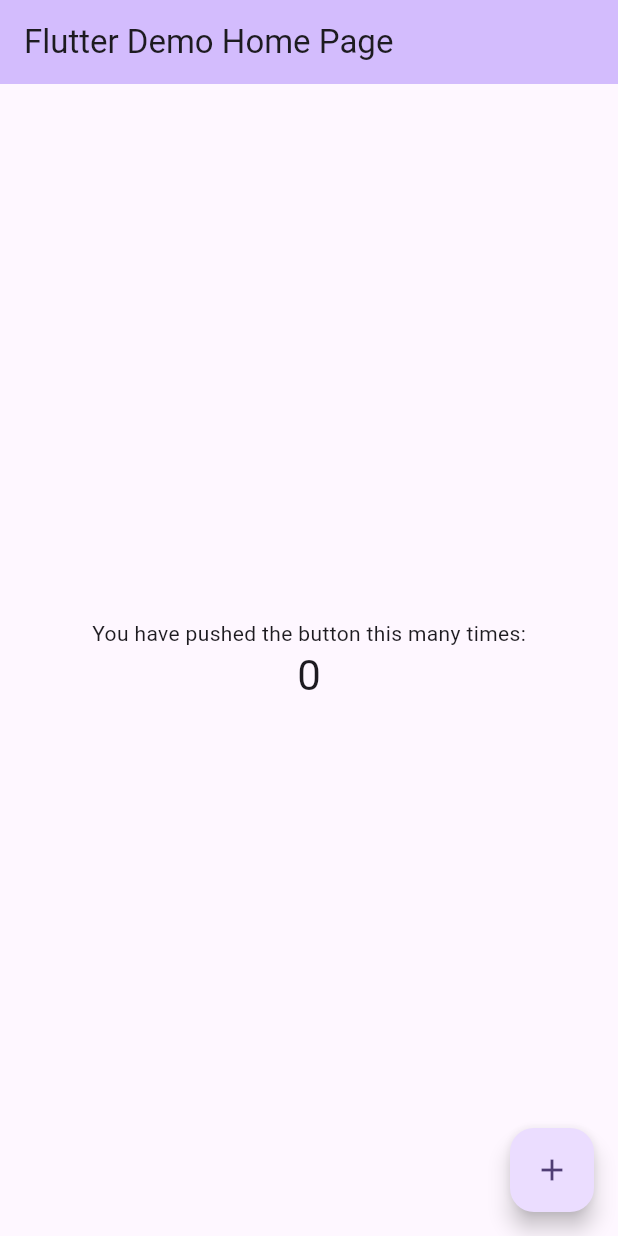
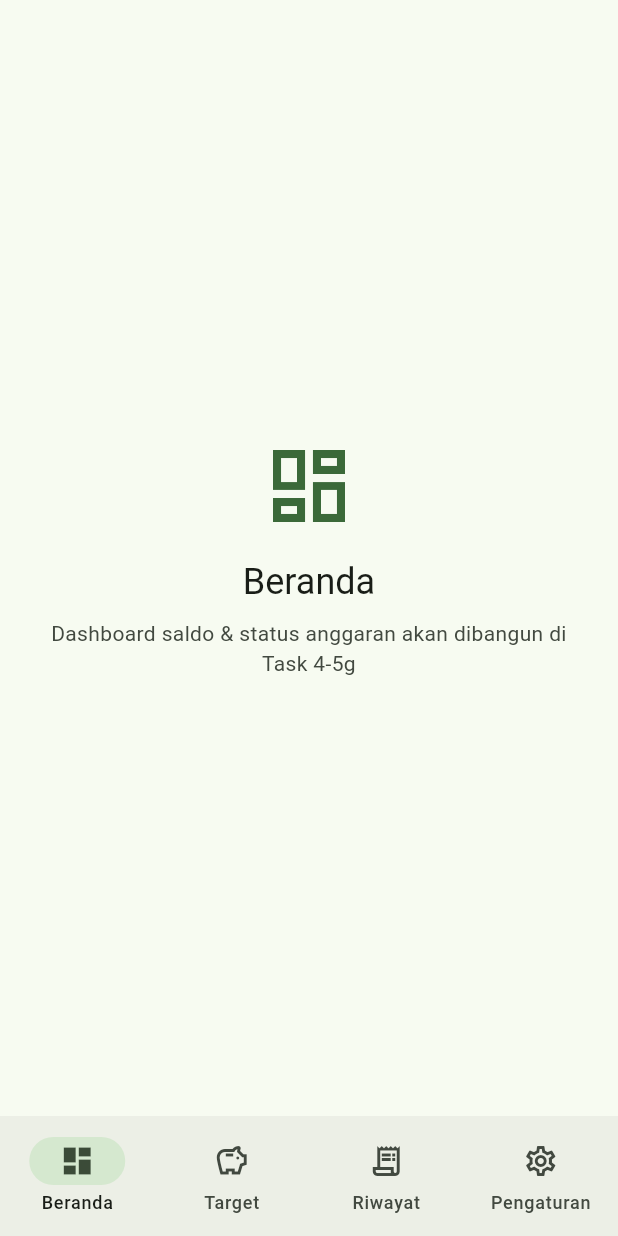
Before and after one commit to andrest1101/money-tracker, a Flutter app: the screen it shows after launch, on a phone screen of 412 x 824 dp. Run offline on Flutter 3.47's test engine with Material 3 defaults, Android fonts, the phone set to English and light mode, and no system bars; our stand-ins replace cloud_firestore, firebase_core, flutter_riverpod; accounts and stored records are empty.

Commit message:
feat: add app shell with material 3 navigation bar

```diff
--- /dev/null
+++ b/lib/core/navigation/app_shell.dart
@@ -0,0 +1,104 @@
+import 'package:flutter/material.dart';
+
+class AppShell extends StatefulWidget {
+  const AppShell({super.key});
+
+  @override
+  State<AppShell> createState() => _AppShellState();
+}
+
+class _AppShellState extends State<AppShell> {
+  int _currentIndex = 0;
+
+  static const List<Widget> _pages = [
+    _TabPlaceholder(
+      icon: Icons.dashboard_outlined,
+      title: 'Beranda',
+      subtitle: 'Dashboard saldo & status anggaran akan dibangun di Task 4-5g',
+    ),
+    _TabPlaceholder(
+      icon: Icons.savings_outlined,
+      title: 'Target',
+      subtitle: 'Target tabungan & alokasi dana akan dibangun di Task 9',
+    ),
+    _TabPlaceholder(
+      icon: Icons.receipt_long_outlined,
+      title: 'Riwayat',
+      subtitle: 'Riwayat transaksi akan dibangun di Task 10-12',
+    ),
+    _TabPlaceholder(
+      icon: Icons.settings_outlined,
+      title: 'Pengaturan',
+      subtitle: 'Dark mode & batas anggaran akan dibangun di Task 13',
+    ),
+  ];
+
+  @override
+  Widget build(BuildContext context) {
+    return Scaffold(
+      body: IndexedStack(index: _currentIndex, children: _pages),
+      bottomNavigationBar: NavigationBar(
+        selectedIndex: _currentIndex,
+        onDestinationSelected: (index) {
+          setState(() => _currentIndex = index);
+        },
+        destinations: const [
+          NavigationDestination(
+            icon: Icon(Icons.dashboard_outlined),
+            selectedIcon: Icon(Icons.dashboard),
+            label: 'Beranda',
+          ),
+          NavigationDestination(
+            icon: Icon(Icons.savings_outlined),
+            selectedIcon: Icon(Icons.savings),
+            label: 'Target',
+          ),
+          NavigationDestination(
+            icon: Icon(Icons.receipt_long_outlined),
+            selectedIcon: Icon(Icons.receipt_long),
+            label: 'Riwayat',
+          ),
+          NavigationDestination(
+            icon: Icon(Icons.settings_outlined),
+            selectedIcon: Icon(Icons.settings),
+            label: 'Pengaturan',
+          ),
+        ],
+      ),
+    );
+  }
+}
+
+class _TabPlaceholder extends StatelessWidget {
+  const _TabPlaceholder({required this.icon, required this.title, required this.subtitle});
+
+  final IconData icon;
+  final String title;
+  final String subtitle;
+
+  @override
+  Widget build(BuildContext context) {
+    final theme = Theme.of(context);
+    return Center(
+      child: Padding(
+        padding: const EdgeInsets.all(24),
+        child: Column(
+          mainAxisAlignment: MainAxisAlignment.center,
+          children: [
+            Icon(icon, size: 64, color: theme.colorScheme.primary),
+            const SizedBox(height: 16),
+            Text(title, style: theme.textTheme.headlineSmall),
+            const SizedBox(height: 8),
+            Text(
+              subtitle,
+              textAlign: TextAlign.center,
+              style: theme.textTheme.bodyMedium?.copyWith(
+                color: theme.colorScheme.onSurfaceVariant,
+              ),
+            ),
+          ],
+        ),
+      ),
+    );
+  }
+}
--- a/lib/main.dart
+++ b/lib/main.dart
@@ -1,126 +1,36 @@
 import 'package:firebase_core/firebase_core.dart';
 import 'package:flutter/material.dart';
-import 'package:money_tracker/firebase_options.dart';
+import 'package:flutter_riverpod/flutter_riverpod.dart';
 
-void main() async {
-  // panggil firebase sebelum di inisiasi
+import 'core/navigation/app_shell.dart';
+import 'firebase_options.dart';
+
+Future<void> main() async {
   WidgetsFlutterBinding.ensureInitialized();
 
-  // mengkoneksikan aplikasi dengan firebase
   await Firebase.initializeApp(options: DefaultFirebaseOptions.currentPlatform);
-  runApp(const MyApp());
+
+  runApp(const ProviderScope(child: MoneyTrackerApp()));
 }
 
-class MyApp extends StatelessWidget {
-  const MyApp({super.key});
+class MoneyTrackerApp extends ConsumerWidget {
+  const MoneyTrackerApp({super.key});
 
-  // This widget is the root of your application.
   @override
-  Widget build(BuildContext context) {
+  Widget build(BuildContext context, WidgetRef ref) {
     return MaterialApp(
-      title: 'Flutter Demo',
+      title: 'MoneyTracker',
+      debugShowCheckedModeBanner: false,
       theme: ThemeData(
-        // This is the theme of your application.
-        //
-        // TRY THIS: Try running your application with "flutter run". You'll see
-        // the application has a purple toolbar. Then, without quitting the app,
-        // try changing the seedColor in the colorScheme below to Colors.green
-        // and then invoke "hot reload" (save your changes or press the "hot
-        // reload" button in a Flutter-supported IDE, or press "r" if you used
-        // the command line to start the app).
-        //
-        // Notice that the counter didn't reset back to zero; the application
-        // state is not lost during the reload. To reset the state, use hot
-        // restart instead.
-        //
-        // This works for code too, not just values: Most code changes can be
-        // tested with just a hot reload.
-        colorScheme: ColorScheme.fromSeed(seedColor: Colors.deepPurple),
+        useMaterial3: true,
+        colorScheme: ColorScheme.fromSeed(seedColor: Colors.green),
       ),
-      home: const MyHomePage(title: 'Flutter Demo Home Page'),
+      darkTheme: ThemeData(
+        useMaterial3: true,
+        colorScheme: ColorScheme.fromSeed(seedColor: Colors.green, brightness: Brightness.dark),
+      ),
+      themeMode: ThemeMode.system,
+      home: const AppShell(),
     );
   }
 }
-
-class MyHomePage extends StatefulWidget {
-  const MyHomePage({super.key, required this.title});
-
-  // This widget is the home page of your application. It is stateful, meaning
-  // that it has a State object (defined below) that contains fields that affect
-  // how it looks.
-
-  // This class is the configuration for the state. It holds the values (in this
-  // case the title) provided by the parent (in this case the App widget) and
-  // used by the build method of the State. Fields in a Widget subclass are
-  // always marked "final".
-
-  final String title;
-
-  @override
-  State<MyHomePage> createState() => _MyHomePageState();
-}
-
-class _MyHomePageState extends State<MyHomePage> {
-  int _counter = 0;
-
-  void _incrementCounter() {
-    setState(() {
-      // This call to setState tells the Flutter framework that something has
-      // changed in this State, which causes it to rerun the build method below
-      // so that the display can reflect the updated values. If we changed
-      // _counter without calling setState(), then the build method would not be
-      // called again, and so nothing would appear to happen.
-      _counter++;
-    });
-  }
-
-  @override
-  Widget build(BuildContext context) {
-    // This method is rerun every time setState is called, for instance as done
-    // by the _incrementCounter method above.
-    //
-    // The Flutter framework has been optimized to make rerunning build methods
-    // fast, so that you can just rebuild anything that needs updating rather
-    // than having to individually change instances of widgets.
-    return Scaffold(
-      appBar: AppBar(
-        // TRY THIS: Try changing the color here to a specific color (to
-        // Colors.amber, perhaps?) and trigger a hot reload to see the AppBar
-        // change color while the other colors stay the same.
-        backgroundColor: Theme.of(context).colorScheme.inversePrimary,
-        // Here we take the value from the MyHomePage object that was created by
-        // the App.build method, and use it to set our appbar title.
-        title: Text(widget.title),
-      ),
-      body: Center(
-        // Center is a layout widget. It takes a single child and positions it
-        // in the middle of the parent.
-        child: Column(
-          // Column is also a layout widget. It takes a list of children and
-          // arranges them vertically. By default, it sizes itself to fit its
-          // children horizontally, and tries to be as tall as its parent.
-          //
-          // Column has various properties to control how it sizes itself and
-          // how it positions its children. Here we use mainAxisAlignment to
-          // center the children vertically; the main axis here is the vertical
-          // axis because Columns are vertical (the cross axis would be
-          // horizontal).
-          //
-          // TRY THIS: Invoke "debug painting" (choose the "Toggle Debug Paint"
-          // action in the IDE, or press "p" in the console), to see the
-          // wireframe for each widget.
-          mainAxisAlignment: MainAxisAlignment.center,
-          children: <Widget>[
-            const Text('You have pushed the button this many times:'),
-            Text('$_counter', style: Theme.of(context).textTheme.headlineMedium),
-          ],
-        ),
-      ),
-      floatingActionButton: FloatingActionButton(
-        onPressed: _incrementCounter,
-        tooltip: 'Increment',
-        child: const Icon(Icons.add),
-      ), // This trailing comma makes auto-formatting nicer for build methods.
-    );
-  }
-}
```
Also changed, not shown: 2 other files.
